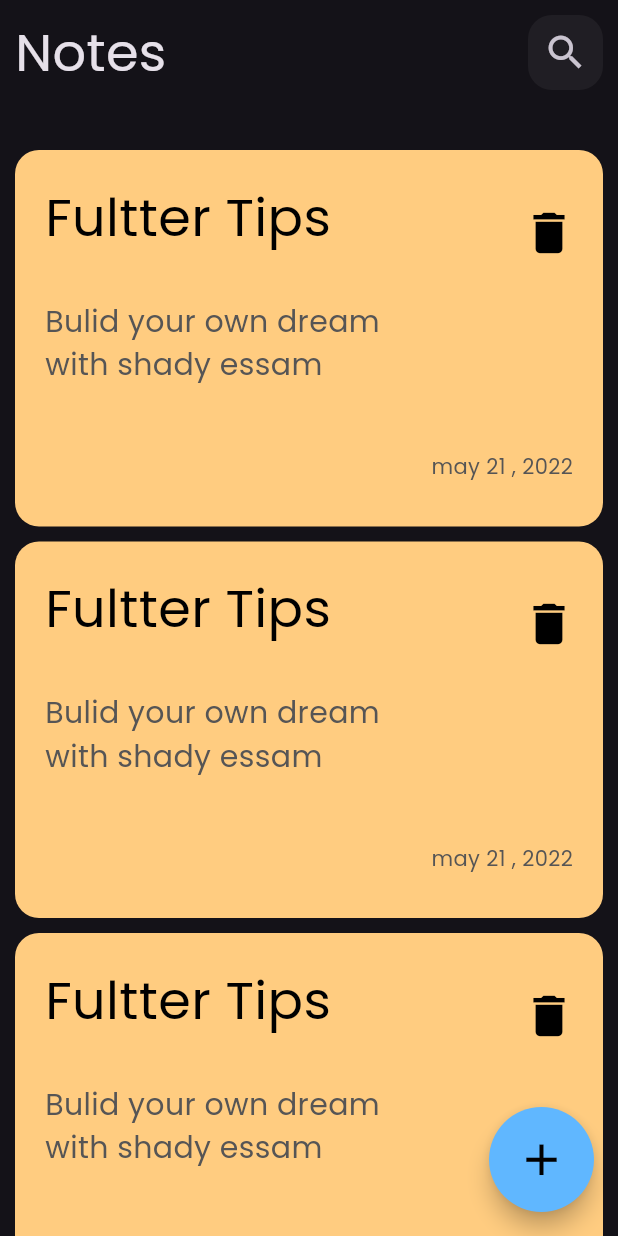
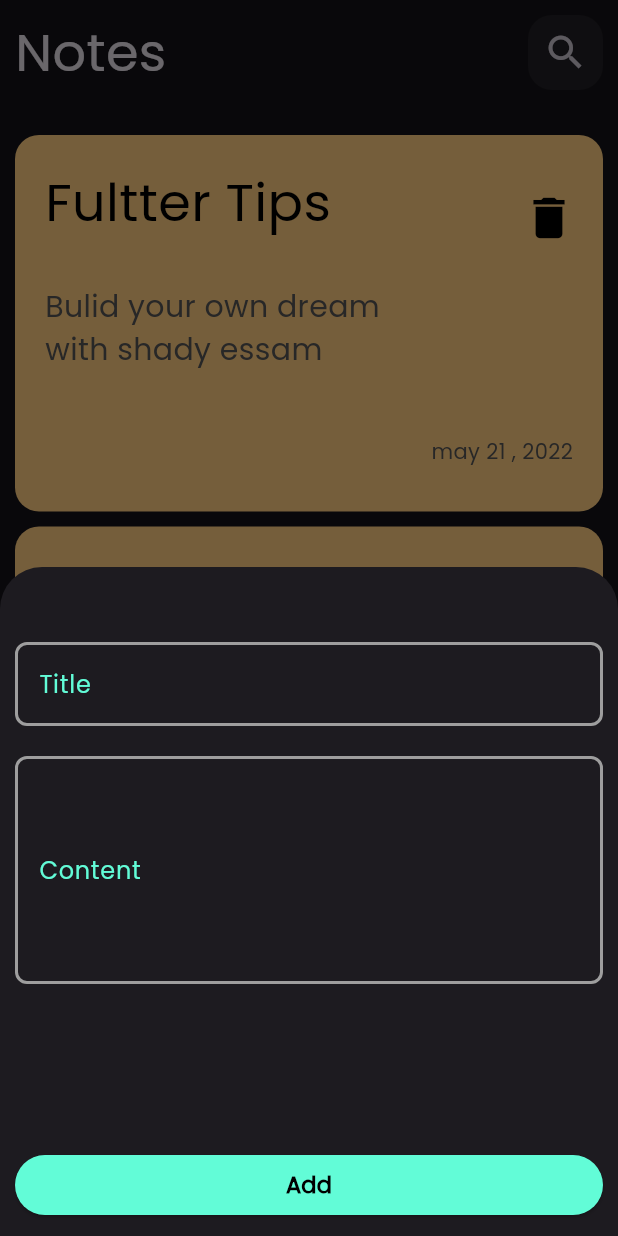
Before and after one commit to shady12e/Note_App, a Flutter app: the screen it shows after launch, after a tap on the "add" icon, on a phone screen of 412 x 824 dp. Run offline on Flutter 3.47's test engine with Material 3 defaults, Android fonts, the phone set to English and light mode, and no system bars.

Commit message:
add bottom sheet and text fild and elveted bottom

```diff
--- /dev/null
+++ b/lib/customs/custom_text_fild.dart
@@ -0,0 +1,38 @@
+import 'package:flutter/material.dart';
+
+// ignore: must_be_immutable
+class CustomTextFild extends StatelessWidget {
+  CustomTextFild({super.key, required this.labelText , this.maxlines = 1});
+  String labelText;
+  int maxlines;
+
+  @override
+  Widget build(BuildContext context) {
+    return Container(
+      child: TextField(
+        maxLines: maxlines,
+        cursorColor: Color(0xff62FCD7),
+        decoration: InputDecoration(
+          labelText: labelText,
+          labelStyle: const TextStyle(
+            color: Color(0xff62FCD7),
+          ),
+          enabledBorder: OutlineInputBorder(
+            borderRadius: BorderRadius.circular(8),
+            borderSide: const BorderSide(
+              color: Colors.grey,
+              width: 2,
+            ),
+          ),
+          focusedBorder: OutlineInputBorder(
+            borderRadius: BorderRadius.circular(8),
+            borderSide: const BorderSide(
+              color: Colors.grey,
+              width: 2,
+            ),
+          ),
+        ),
+      ),
+    );
+  }
+}
--- /dev/null
+++ b/lib/customs/customs_elevted_bottom.dart
@@ -0,0 +1,25 @@
+import 'package:flutter/material.dart';
+
+class CustomElevatedBottom extends StatelessWidget {
+  const CustomElevatedBottom({super.key});
+
+  @override
+  Widget build(BuildContext context) {
+    return SizedBox(
+      width: MediaQuery.of(context).size.width,
+      child: ElevatedButton(
+        style: ButtonStyle(
+          backgroundColor: MaterialStateProperty.all(
+            const Color(0xff62FCD7),
+          ),
+        ),
+        onPressed: () {},
+        child: const Text(
+          'Add',
+          style: TextStyle(
+              color: Colors.black, fontSize: 15, fontWeight: FontWeight.bold),
+        ),
+      ),
+    );
+  }
+}
--- a/lib/screens/home_screen.dart
+++ b/lib/screens/home_screen.dart
@@ -1,5 +1,6 @@
 import 'package:flutter/material.dart';
 import 'package:note_app/widget/wigdet_home_body.dart';
+import 'package:note_app/widget/wigdet_model_sheet.dart';
 
 class HomeScreen extends StatelessWidget {
   const HomeScreen({super.key});
@@ -12,18 +13,22 @@ class HomeScreen extends StatelessWidget {
         width: 70,
         height: 70,
         child: FloatingActionButton(
-          onPressed: () {},
+          onPressed: () {
+            showModalBottomSheet(
+              context: context,
+              builder: (context) {
+                return Modelsheet();
+              },
+            );
+          },
           backgroundColor: const Color.fromARGB(255, 96, 183, 255),
           shape: RoundedRectangleBorder(
             borderRadius: BorderRadius.circular(35.0),
           ),
-          child: IconButton(
-            onPressed: () {},
-            icon: Icon(
-              Icons.add,
-              size: 35,
-              color: Colors.black,
-            ),
+          child: const Icon(
+            Icons.add,
+            size: 35,
+            color: Colors.black,
           ),
         ),
       ),
--- a/lib/widget/wigdet_home_body.dart
+++ b/lib/widget/wigdet_home_body.dart
@@ -10,9 +10,9 @@ class HomescreenBody extends StatelessWidget {
     return const SafeArea(
       child: Column(
         children: [
-           CustomAppBar(),
-           SizedBox(
-            height: 30,
+          CustomAppBar(),
+          SizedBox(
+            height: 20,
           ),
           NotesListView(),
         ],
--- /dev/null
+++ b/lib/widget/wigdet_model_sheet.dart
@@ -0,0 +1,37 @@
+import 'package:flutter/material.dart';
+import 'package:note_app/customs/custom_text_fild.dart';
+import 'package:note_app/customs/customs_elevted_bottom.dart';
+
+class Modelsheet extends StatelessWidget {
+  const Modelsheet({super.key});
+
+  @override
+  Widget build(BuildContext context) {
+    return Padding(
+      padding: const EdgeInsets.all(10.0),
+      child: SingleChildScrollView(
+        child: Column(
+          children: [
+            const SizedBox(
+              height: 40,
+            ),
+            CustomTextFild(
+              labelText: 'Title',
+            ),
+            const SizedBox(
+              height: 20,
+            ),
+            CustomTextFild(
+              labelText: 'Content',
+              maxlines: 5,
+            ),
+            const SizedBox(
+              height: 110,
+            ),
+            const CustomElevatedBottom(),
+          ],
+        ),
+      ),
+    );
+  }
+}
```
